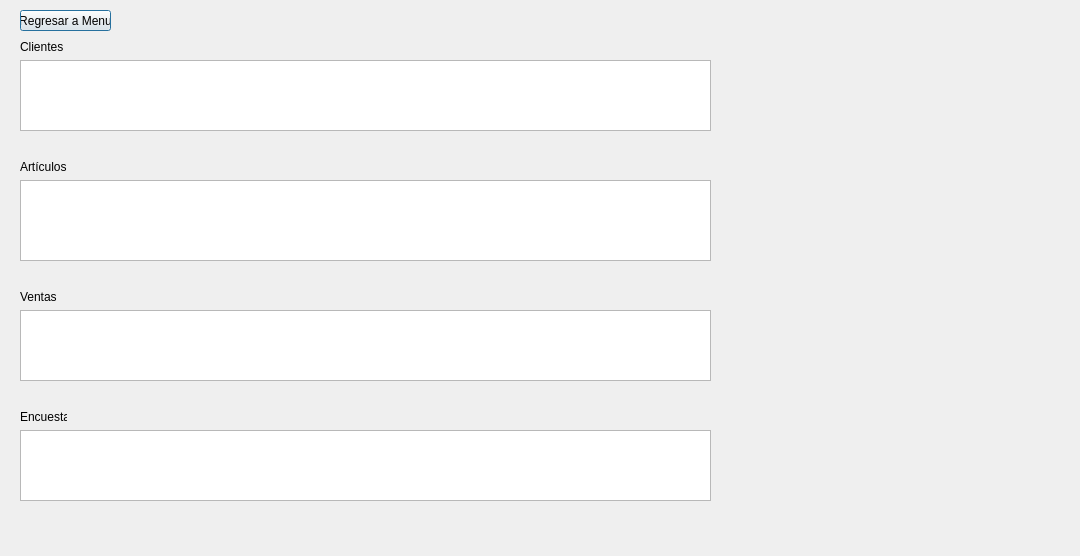
Before: the Qt Designer form Proyecto_v1/pantalla_mostrar.ui in sndr1345v2/Algoritmia-Proyecto, drawn with Qt 5.
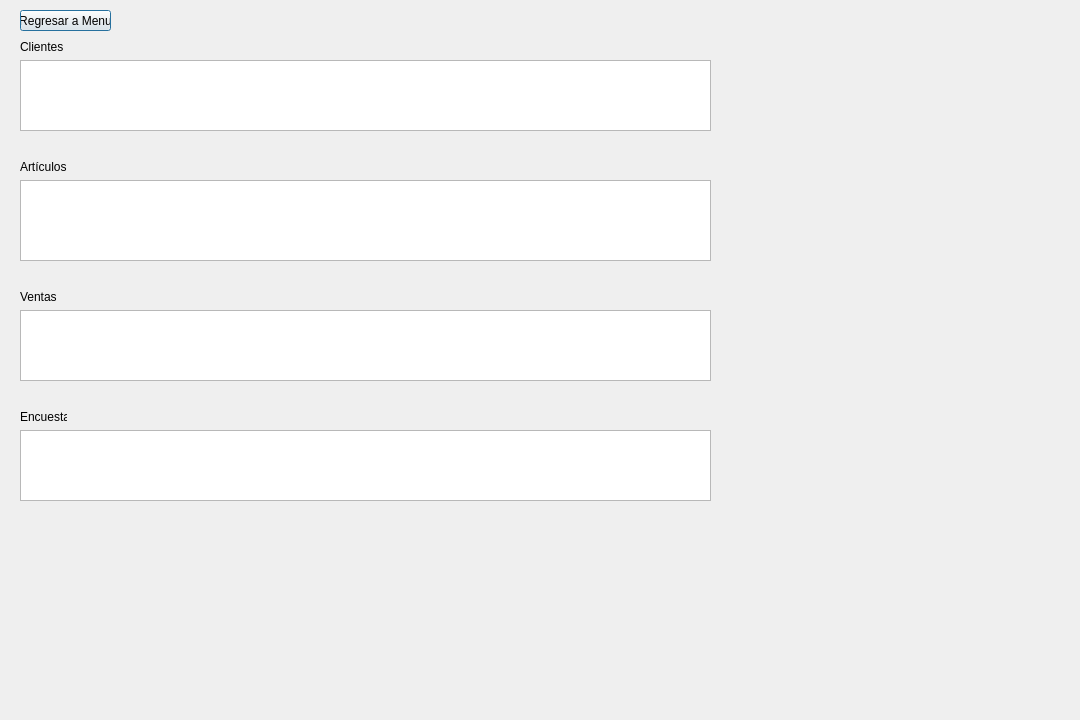
After: the same form once the commit is applied.

The edit to the form file:
```diff
--- a/Proyecto_v1/pantalla_mostrar.ui
+++ b/Proyecto_v1/pantalla_mostrar.ui
@@ -7,7 +7,7 @@
     <x>0</x>
     <y>0</y>
     <width>1080</width>
-    <height>556</height>
+    <height>720</height>
    </rect>
   </property>
   <property name="windowTitle">
```
